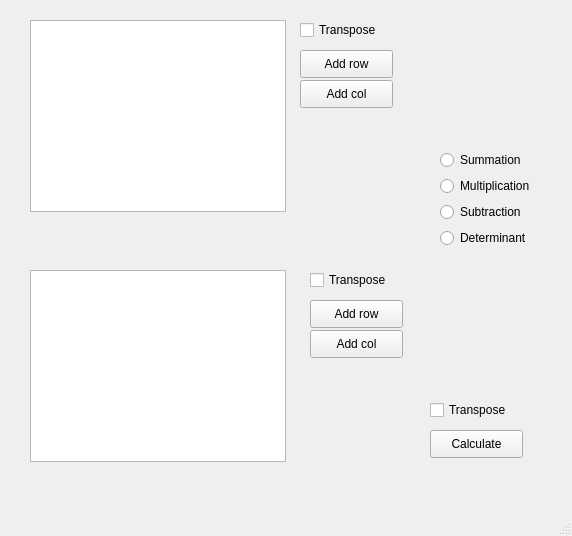
Old version of the form MatrixCalculator.ui in the repository aucaIdrisov/matrix-calculator.
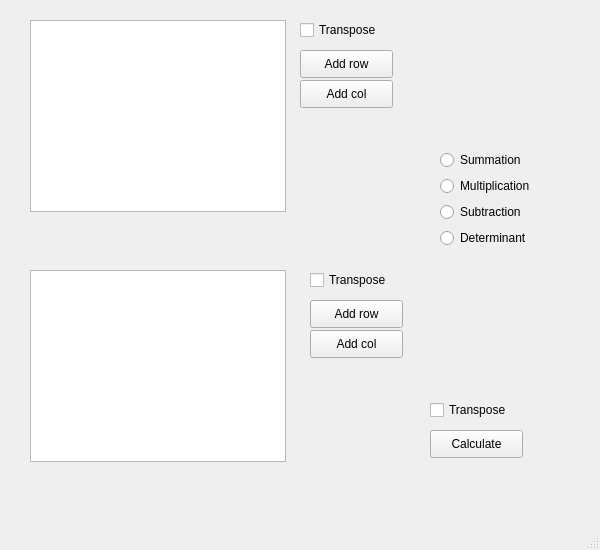
New version of the form.

Commit message: Multiplication calculations done

The edit to the form file:
```diff
--- a/MatrixCalculator.ui
+++ b/MatrixCalculator.ui
@@ -6,8 +6,8 @@
    <rect>
     <x>0</x>
     <y>0</y>
-    <width>572</width>
-    <height>536</height>
+    <width>600</width>
+    <height>550</height>
    </rect>
   </property>
   <property name="windowTitle">
```
Left out of the diff: 2 changed lines with no effect on the pictures. The commit also changes 1 other file.
